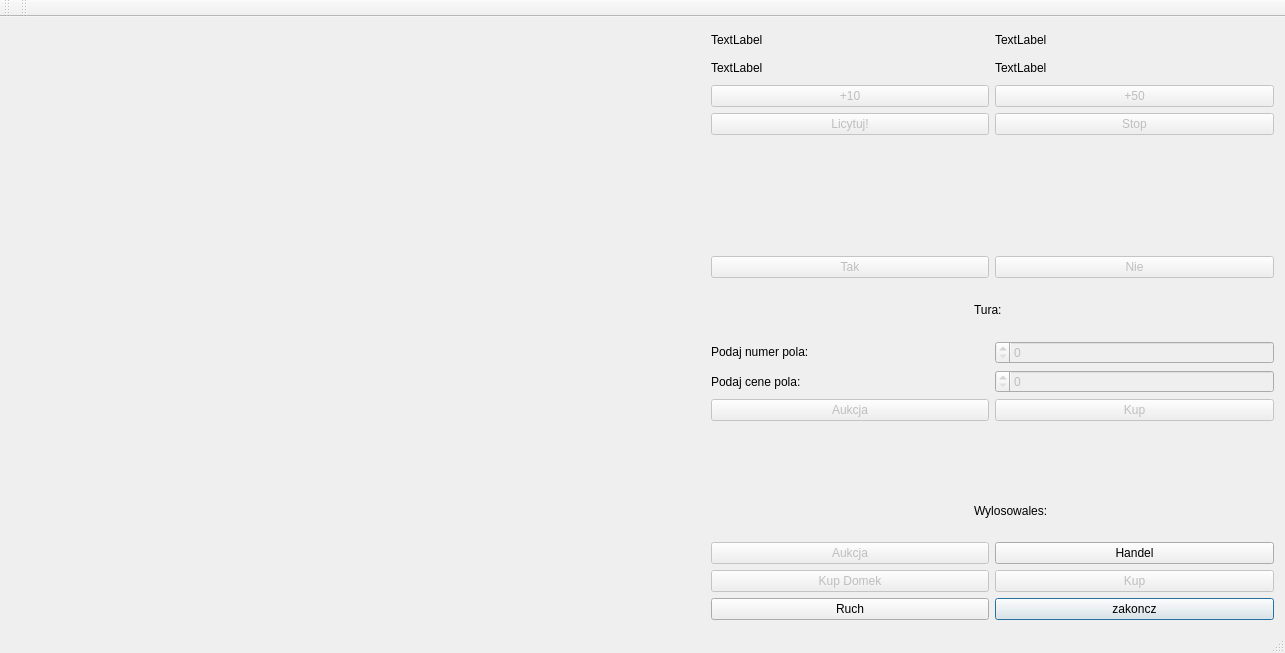
Old version of the form mainwindow.ui in the repository Siamil/monopoly2.
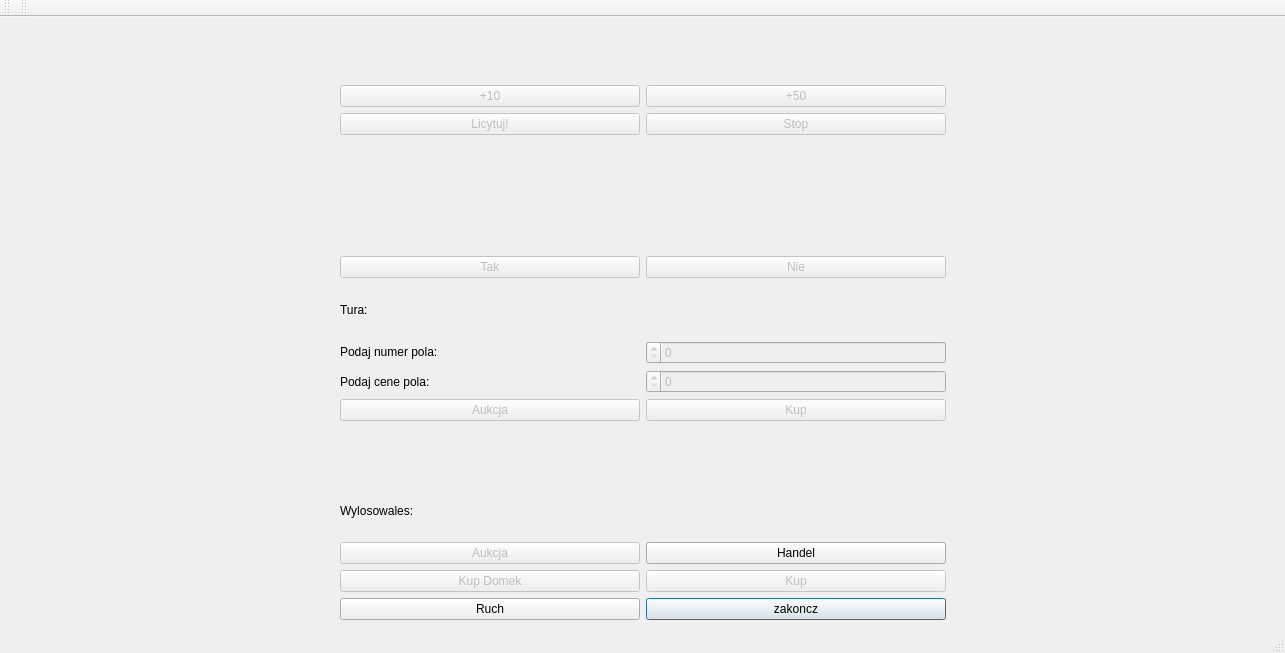
New version of the form.

What changed in the file:
```diff
--- a/mainwindow.ui
+++ b/mainwindow.ui
@@ -27,7 +27,7 @@
   </property>
   <widget class="QWidget" name="centralWidget">
    <property name="sizePolicy">
-    <sizepolicy hsizetype="Expanding" vsizetype="Expanding">
+    <sizepolicy hsizetype="Fixed" vsizetype="Maximum">
      <horstretch>0</horstretch>
      <verstretch>0</verstretch>
     </sizepolicy>
@@ -39,7 +39,7 @@
     <item>
      <layout class="QVBoxLayout" name="verticalL">
       <property name="leftMargin">
-       <number>700</number>
+       <number>0</number>
       </property>
       <item>
        <layout class="QGridLayout" name="gridLayout">
@@ -48,7 +48,7 @@
           <item>
            <widget class="QLabel" name="lCash3">
             <property name="text">
-             <string>TextLabel</string>
+             <string/>
             </property>
            </widget>
           </item>
@@ -63,9 +63,6 @@
             <property name="layoutDirection">
              <enum>Qt::RightToLeft</enum>
             </property>
-            <property name="text">
-             <string>TextLabel</string>
-            </property>
            </widget>
           </item>
          </layout>
@@ -75,16 +72,12 @@
           <item>
            <widget class="QLabel" name="lCash4">
             <property name="text">
-             <string>TextLabel</string>
+             <string/>
             </property>
            </widget>
           </item>
           <item>
-           <widget class="QLabel" name="lCash2">
-            <property name="text">
-             <string>TextLabel</string>
-            </property>
-           </widget>
+           <widget class="QLabel" name="lCash2"/>
           </item>
          </layout>
         </item>
@@ -175,17 +168,11 @@
       <item>
        <widget class="QLabel" name="lTura">
         <property name="sizePolicy">
-         <sizepolicy hsizetype="Fixed" vsizetype="Preferred">
+         <sizepolicy hsizetype="Preferred" vsizetype="Preferred">
           <horstretch>50</horstretch>
           <verstretch>0</verstretch>
          </sizepolicy>
         </property>
-        <property name="maximumSize">
-         <size>
-          <width>300</width>
-          <height>16777215</height>
-         </size>
-        </property>
         <property name="layoutDirection">
          <enum>Qt::RightToLeft</enum>
         </property>
@@ -273,12 +260,6 @@
       </item>
       <item>
        <widget class="QLabel" name="lDice">
-        <property name="maximumSize">
-         <size>
-          <width>300</width>
-          <height>16777215</height>
-         </size>
-        </property>
         <property name="layoutDirection">
          <enum>Qt::RightToLeft</enum>
         </property>
```
